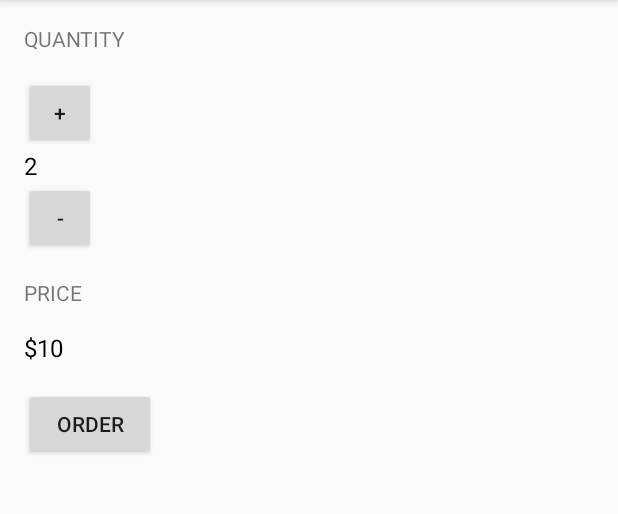
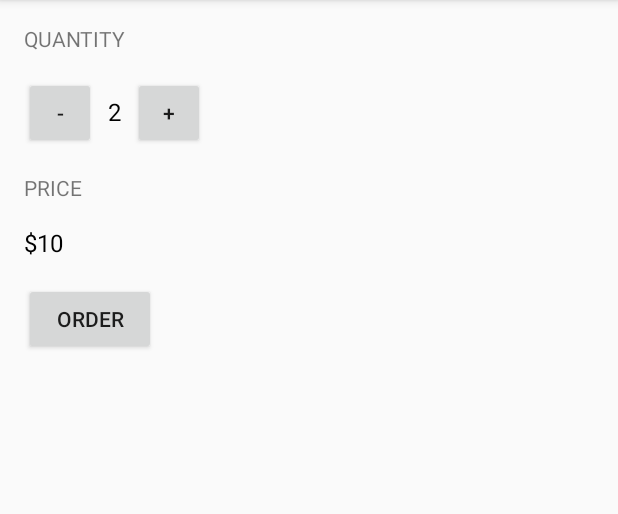
Before and after one commit to ZhourgiePorgie/Android, an Android app: the screen it shows after launch (MainActivity), on a phone screen of 412 x 824 dp, the part 84-598 px from its top. Run offline under Robolectric (Android 15) with nearby library versions, the phone set to English and light mode, and no system bars.

Commit message:
reoriented the + and - buttons with nested LinearLayiout

```diff
--- a/JustJava/app/src/main/res/layout/activity_main.xml
+++ b/JustJava/app/src/main/res/layout/activity_main.xml
@@ -1,55 +1,68 @@
 <?xml version="1.0" encoding="utf-8"?>
-<LinearLayout
-    xmlns:android="http://schemas.android.com/apk/res/android"
+<LinearLayout xmlns:android="http://schemas.android.com/apk/res/android"
     xmlns:tools="http://schemas.android.com/tools"
     android:layout_width="match_parent"
     android:layout_height="match_parent"
-    tools:context="com.udacity.myapplication.MainActivity"
+    android:layout_margin="16sp"
     android:orientation="vertical"
-    android:layout_margin="16sp">
+    tools:context="com.udacity.myapplication.MainActivity">
 
     <TextView
         android:layout_width="wrap_content"
         android:layout_height="wrap_content"
+        android:layout_marginBottom="16dp"
         android:text="Quantity"
-        android:textAllCaps="true"
-        android:layout_marginBottom="16dp" />
+        android:textAllCaps="true" />
+
+    <LinearLayout
+        android:layout_width="match_parent"
+        android:layout_height="wrap_content"
+        android:orientation="horizontal">
+
         <Button
             android:layout_width="48dp"
             android:layout_height="48dp"
-        android:text="+"
-        android:onClick="increment"/>
+            android:onClick="decrement"
+            android:text="-" />
+
         <TextView
             android:id="@+id/quantity_text_view"
             android:layout_width="wrap_content"
             android:layout_height="wrap_content"
+            android:layout_marginHorizontal="8dp"
             android:text="2"
-        android:textSize="16sp"
-        android:textColor="@android:color/black" />
+            android:textColor="@android:color/black"
+            android:textSize="16sp" />
+
         <Button
             android:layout_width="48dp"
             android:layout_height="48dp"
-        android:text="-"
-        android:onClick="decrement"/>
+            android:onClick="increment"
+            android:text="+" />
+
+    </LinearLayout>
+
     <TextView
         android:layout_width="wrap_content"
         android:layout_height="wrap_content"
+        android:layout_marginBottom="16dp"
+        android:layout_marginTop="16dp"
         android:text="Price"
-        android:textAllCaps="true"
-        android:layout_marginTop="16dp"
-        android:layout_marginBottom="16dp" />
+        android:textAllCaps="true" />
+
     <TextView
         android:id="@+id/price_text_view"
         android:layout_width="wrap_content"
         android:layout_height="wrap_content"
         android:text="$10"
-        android:textSize="16sp"
-        android:textColor="@android:color/black" />
+        android:textColor="@android:color/black"
+        android:textSize="16sp" />
+
     <Button
         android:layout_width="wrap_content"
         android:layout_height="wrap_content"
-        android:text="order"
         android:layout_marginTop="16dp"
-        android:onClick="submitOrder"/>
+        android:onClick="submitOrder"
+        android:text="order" />
 
 </LinearLayout>
```
Lines whose indentation alone changed are shown as unchanged.
